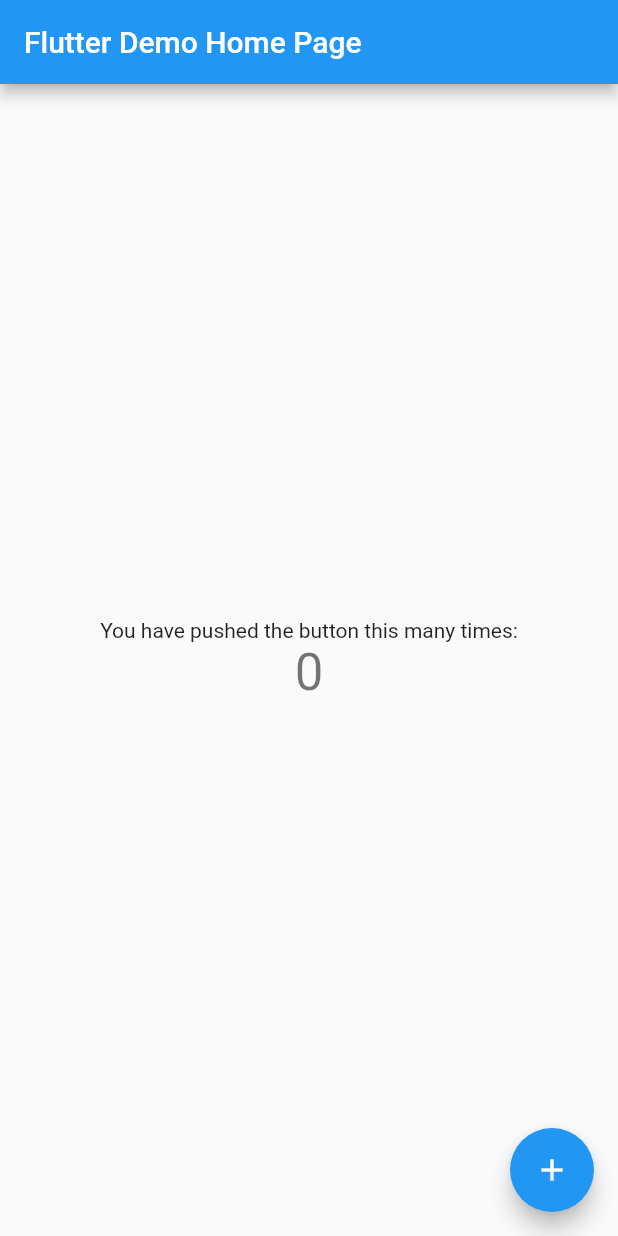
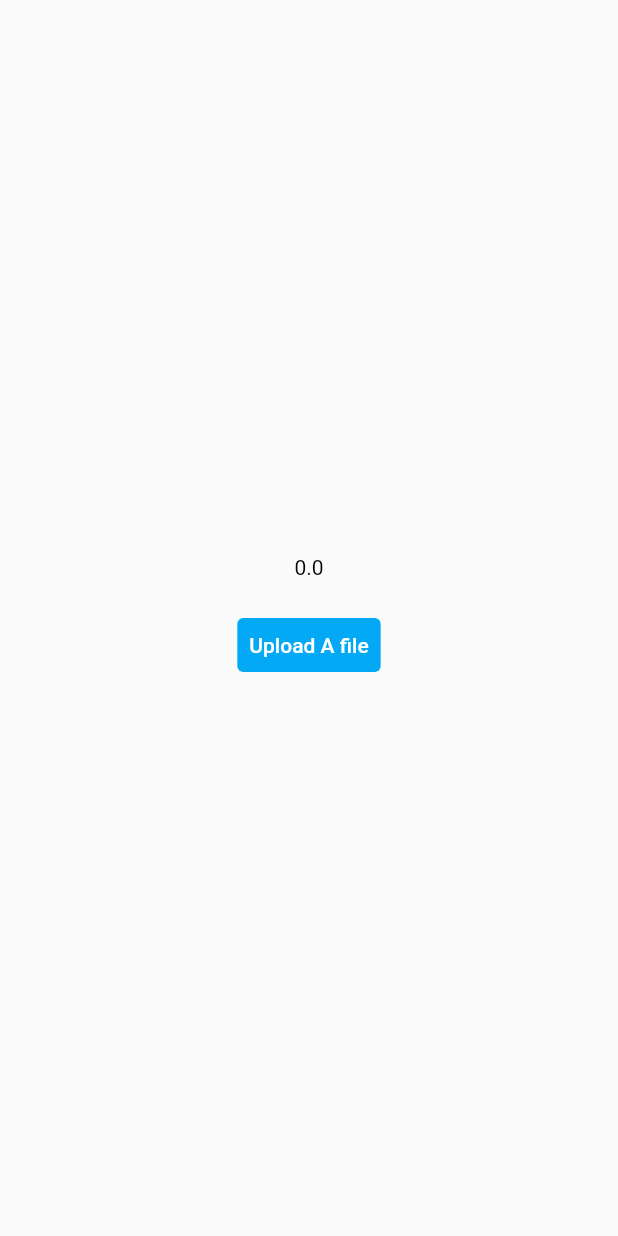
Before and after one commit to akdu12/flutter_file_upload, a Flutter app: the screen it shows after launch, on a phone screen of 412 x 824 dp. Run offline on Flutter 3.47's test engine with Material 2 defaults, Android fonts, the phone set to English and light mode, and no system bars; missing offline and left inert: dart:html.

Commit message:
Still need a local server to test

```diff
--- a/example/lib/main.dart
+++ b/example/lib/main.dart
@@ -1,4 +1,7 @@
+import 'dart:html';
+
 import 'package:flutter/material.dart';
+import 'package:flutter_file_upload/flutter_file_upload.dart';
 
 void main() {
   runApp(MyApp());
@@ -11,103 +14,62 @@ class MyApp extends StatelessWidget {
     return MaterialApp(
       title: 'Flutter Demo',
       theme: ThemeData(
-        // This is the theme of your application.
-        //
-        // Try running your application with "flutter run". You'll see the
-        // application has a blue toolbar. Then, without quitting the app, try
-        // changing the primarySwatch below to Colors.green and then invoke
-        // "hot reload" (press "r" in the console where you ran "flutter run",
-        // or simply save your changes to "hot reload" in a Flutter IDE).
-        // Notice that the counter didn't reset back to zero; the application
-        // is not restarted.
         primarySwatch: Colors.blue,
       ),
-      home: MyHomePage(title: 'Flutter Demo Home Page'),
+      home: WebFileUploadExample(),
     );
   }
 }
 
-class MyHomePage extends StatefulWidget {
-  MyHomePage({Key key, this.title}) : super(key: key);
-
-  // This widget is the home page of your application. It is stateful, meaning
-  // that it has a State object (defined below) that contains fields that affect
-  // how it looks.
-
-  // This class is the configuration for the state. It holds the values (in this
-  // case the title) provided by the parent (in this case the App widget) and
-  // used by the build method of the State. Fields in a Widget subclass are
-  // always marked "final".
-
-  final String title;
-
+class WebFileUploadExample extends StatefulWidget {
   @override
-  _MyHomePageState createState() => _MyHomePageState();
+  State createState() => _WebFileUploadExample();
 }
 
-class _MyHomePageState extends State<MyHomePage> {
-  int _counter = 0;
-
-  void _incrementCounter() {
-    setState(() {
-      // This call to setState tells the Flutter framework that something has
-      // changed in this State, which causes it to rerun the build method below
-      // so that the display can reflect the updated values. If we changed
-      // _counter without calling setState(), then the build method would not be
-      // called again, and so nothing would appear to happen.
-      _counter++;
-    });
-  }
+class _WebFileUploadExample extends State<WebFileUploadExample> {
+  double _progress = 0;
 
   @override
   Widget build(BuildContext context) {
-    // This method is rerun every time setState is called, for instance as done
-    // by the _incrementCounter method above.
-    //
-    // The Flutter framework has been optimized to make rerunning build methods
-    // fast, so that you can just rebuild anything that needs updating rather
-    // than having to individually change instances of widgets.
     return Scaffold(
-      appBar: AppBar(
-        // Here we take the value from the MyHomePage object that was created by
-        // the App.build method, and use it to set our appbar title.
-        title: Text(widget.title),
-      ),
       body: Center(
-        // Center is a layout widget. It takes a single child and positions it
-        // in the middle of the parent.
         child: Column(
-          // Column is also a layout widget. It takes a list of children and
-          // arranges them vertically. By default, it sizes itself to fit its
-          // children horizontally, and tries to be as tall as its parent.
-          //
-          // Invoke "debug painting" (press "p" in the console, choose the
-          // "Toggle Debug Paint" action from the Flutter Inspector in Android
-          // Studio, or the "Toggle Debug Paint" command in Visual Studio Code)
-          // to see the wireframe for each widget.
-          //
-          // Column has various properties to control how it sizes itself and
-          // how it positions its children. Here we use mainAxisAlignment to
-          // center the children vertically; the main axis here is the vertical
-          // axis because Columns are vertical (the cross axis would be
-          // horizontal).
-          mainAxisAlignment: MainAxisAlignment.center,
-          children: <Widget>[
-            Text(
-              'You have pushed the button this many times:',
-            ),
-            Text(
-              '$_counter',
-              style: Theme.of(context).textTheme.headline4,
+          mainAxisSize: MainAxisSize.min,
+          children: [
+            Text("$_progress", style: TextStyle(color: Colors.black)),
+            const SizedBox(height: 20),
+            TextButton(
+              onPressed: _startFilePicker,
+              style: ButtonStyle(
+                  backgroundColor: MaterialStateProperty.all(Colors.lightBlue)),
+              child: Text(
+                "Upload A file",
+                style: TextStyle(color: Colors.white),
+              ),
             ),
           ],
         ),
       ),
-      floatingActionButton: FloatingActionButton(
-        onPressed: _incrementCounter,
-        tooltip: 'Increment',
-        child: Icon(Icons.add),
-      ), // This trailing comma makes auto-formatting nicer for build methods.
     );
   }
+
+  void _startFilePicker() async {
+    InputElement uploadInput = FileUploadInputElement();
+    uploadInput.click();
+
+    uploadInput.onChange.listen((e) {
+      final files = uploadInput.files;
+      if (files.length == 1) {
+        final file = files[0];
+        FileService().upload(
+            file: file,
+            url: "http://localhost:3000/upload",
+            onUploadProgress: (sent, total) {
+              setState(() {
+                _progress = sent / total;
+              });
+            });
+      }
+    });
+  }
 }
--- a/example/pubspec.yaml
+++ b/example/pubspec.yaml
@@ -21,6 +21,8 @@ environment:
   sdk: ">=2.7.0 <3.0.0"
 
 dependencies:
+  flutter_file_upload:
+    path: ..
   flutter:
     sdk: flutter
 
```
